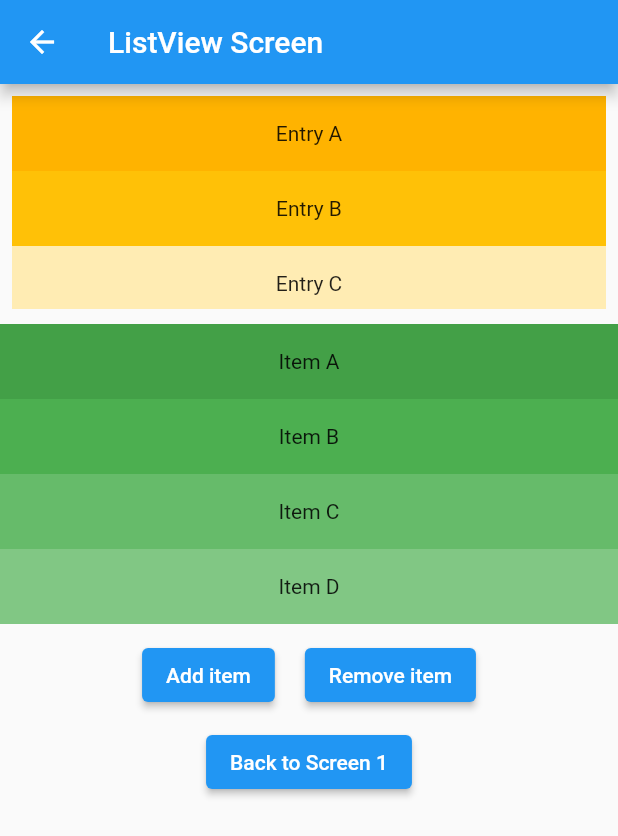
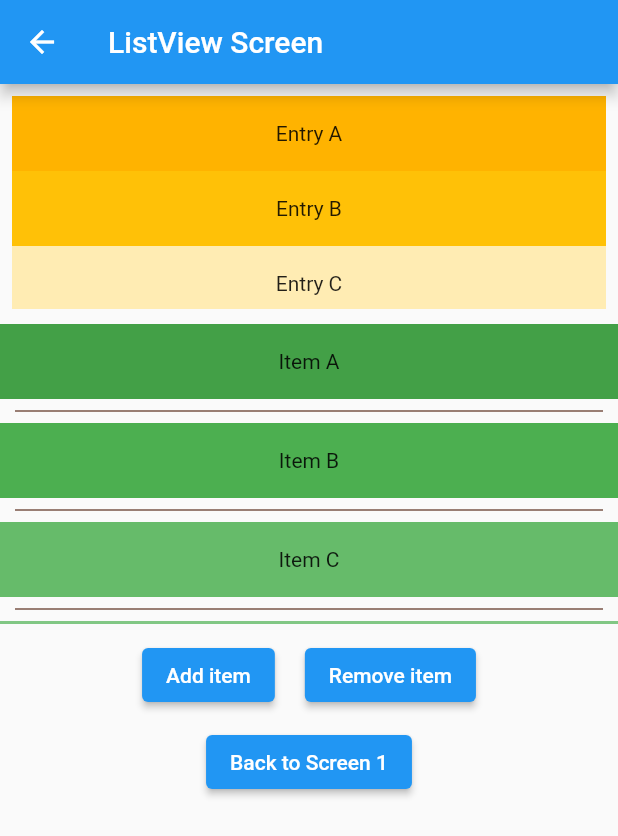
Before and after one commit to DuyLeHong/lesson3456_1, a Flutter app: the ListViewScreen screen opened directly, on a phone screen of 412 x 824 dp. Shown: the top 836 px of the screen. Run offline on Flutter 3.47's test engine with Material 2 defaults, Android fonts, the phone set to English and light mode, and no system bars; network calls fail.

Commit message:
update listview_screen

```diff
--- a/lib/listview_screen.dart
+++ b/lib/listview_screen.dart
@@ -1,16 +1,13 @@
 import 'package:flutter/material.dart';
 
 class ListViewScreen extends StatefulWidget {
-
   @override
   State<ListViewScreen> createState() => _ListViewScreenState();
 }
 
 class _ListViewScreenState extends State<ListViewScreen> {
-
   @override
   Widget build(BuildContext context) {
-
     // TODO: implement build
     return Scaffold(
       appBar: AppBar(
@@ -54,20 +51,19 @@ class _ListViewScreenState extends State<ListViewScreen> {
               children: [
                 ElevatedButton(
                   onPressed: () {
-
                     setState(() {
                       countAddItem++;
                       entries.add(countAddItem.toString());
                       colorCodes.add(200 - countAddItem * 20);
                     });
-
                   },
                   child: Text('Add item'),
                 ),
-                SizedBox(width: 20,),
+                SizedBox(
+                  width: 20,
+                ),
                 ElevatedButton(
                   onPressed: () {
-
                     setState(() {
                       if (countAddItem != 0) {
                         countAddItem--;
@@ -75,13 +71,11 @@ class _ListViewScreenState extends State<ListViewScreen> {
                         colorCodes.removeLast();
                       }
                     });
-
                   },
                   child: Text('Remove item'),
                 ),
               ],
             ),
-
             SizedBox(
               height: 10,
             ),
@@ -104,10 +98,9 @@ class _ListViewScreenState extends State<ListViewScreen> {
   List<int> colorCodes = <int>[600, 500, 400, 300, 200];
 
   Widget buidListView2() {
-
     return Container(
       height: 200,
-      child: ListView.builder(
+      child: ListView.separated(
         itemCount: entries.length,
         itemBuilder: (BuildContext context, int index) {
           return Container(
@@ -115,7 +108,16 @@ class _ListViewScreenState extends State<ListViewScreen> {
             color: Colors.green[colorCodes[index]],
             child: Center(child: Text('Item ${entries[index]}')),
           );
-          }),
+        },
+        separatorBuilder: (BuildContext context, int index) {
+          return const Divider(
+            thickness: 1,
+            color: Colors.brown,
+            indent: 10,
+            endIndent: 10,
+          );
+        },
+      ),
     );
   }
 
```
Lines whose indentation alone changed are shown as unchanged.
